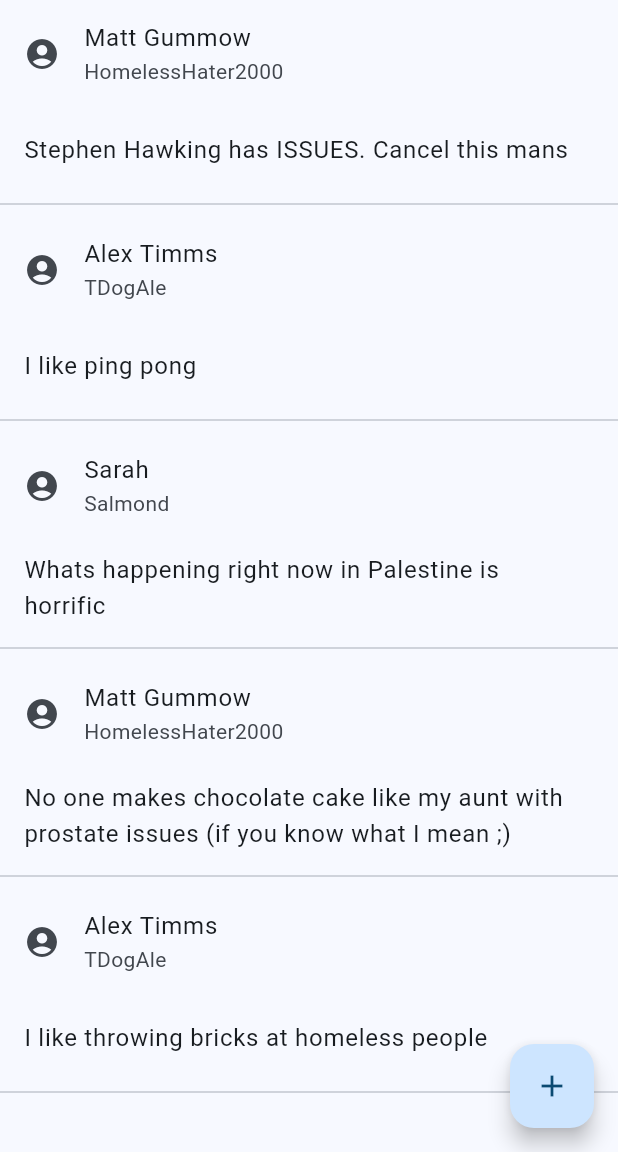
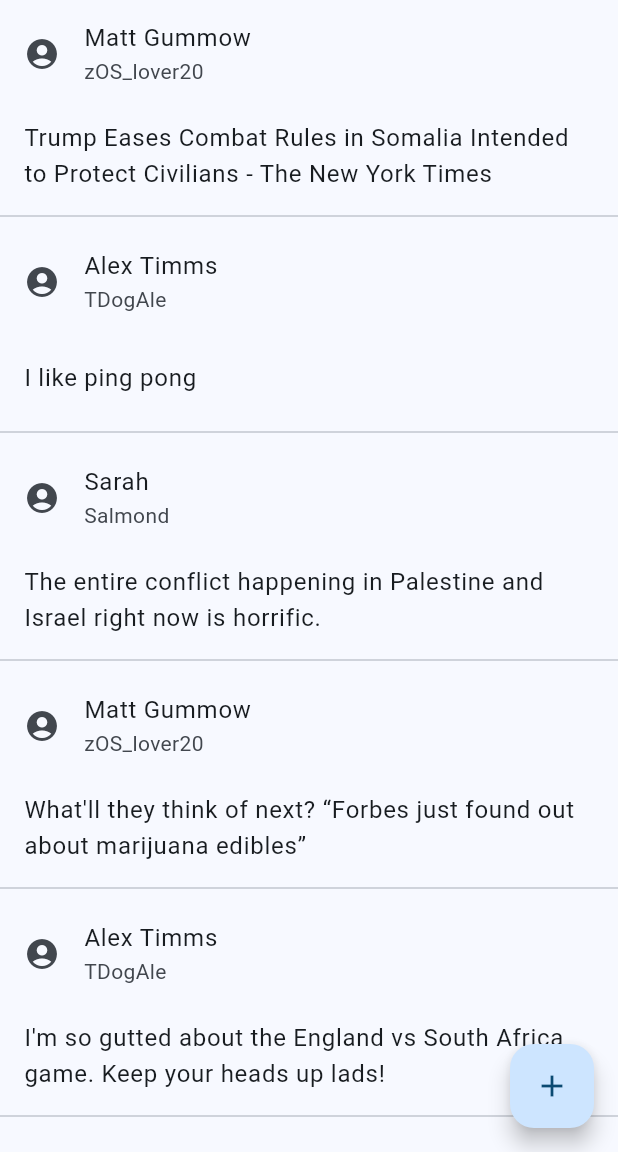
Before and after one commit to benJames9/IBM_Datathon, a Flutter app: the screen it shows after launch, on a phone screen of 412 x 824 dp, the part 84-1236 px from its top. Run offline on Flutter 3.47's test engine with Material 2 defaults, Android fonts, the phone set to English and light mode, and no system bars; network calls fail.

Commit message:
Updates model to v4

```diff
--- a/twitter_demo/lib/main.dart
+++ b/twitter_demo/lib/main.dart
@@ -109,20 +109,22 @@ class _MyHomePageState extends State<MyHomePage> {
 
   void addDummyTweets() {
     widget.tweets.add(tweetFromText(
-        "I like throwing bricks at homeless people", "Alex Timms", "TDogAle"));
+        "I'm so gutted about the England vs South Africa game. Keep your heads up lads!",
+        "Alex Timms",
+        "TDogAle"));
     widget.tweets.add(tweetFromText(
-        "No one makes chocolate cake like my aunt with prostate issues (if you know what I mean ;)",
+        "What'll they think of next? “Forbes just found out about marijuana edibles”",
         "Matt Gummow",
-        "HomelessHater2000"));
+        "zOS_lover20"));
     widget.tweets.add(tweetFromText(
-        "Whats happening right now in Palestine is horrific",
+        "The entire conflict happening in Palestine and Israel right now is horrific.",
         "Sarah",
         "Salmond"));
     widget.tweets
         .add(tweetFromText("I like ping pong", "Alex Timms", "TDogAle"));
     widget.tweets.add(tweetFromText(
-        "Stephen Hawking has ISSUES. Cancel this mans",
+        "Trump Eases Combat Rules in Somalia Intended to Protect Civilians - The New York Times",
         "Matt Gummow",
-        "HomelessHater2000"));
+        "zOS_lover20"));
   }
 }
```
Also changed, not shown: 3 other files.
